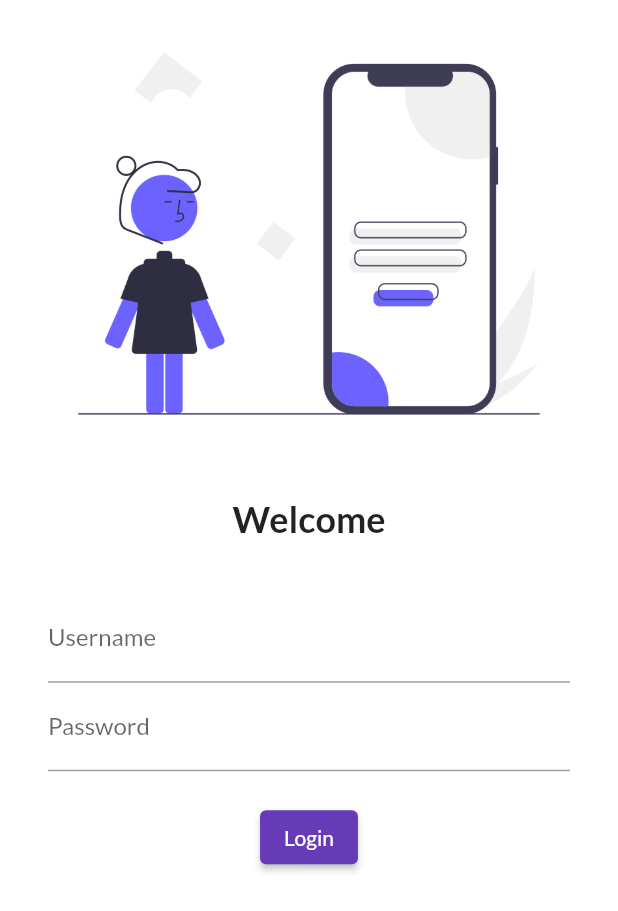
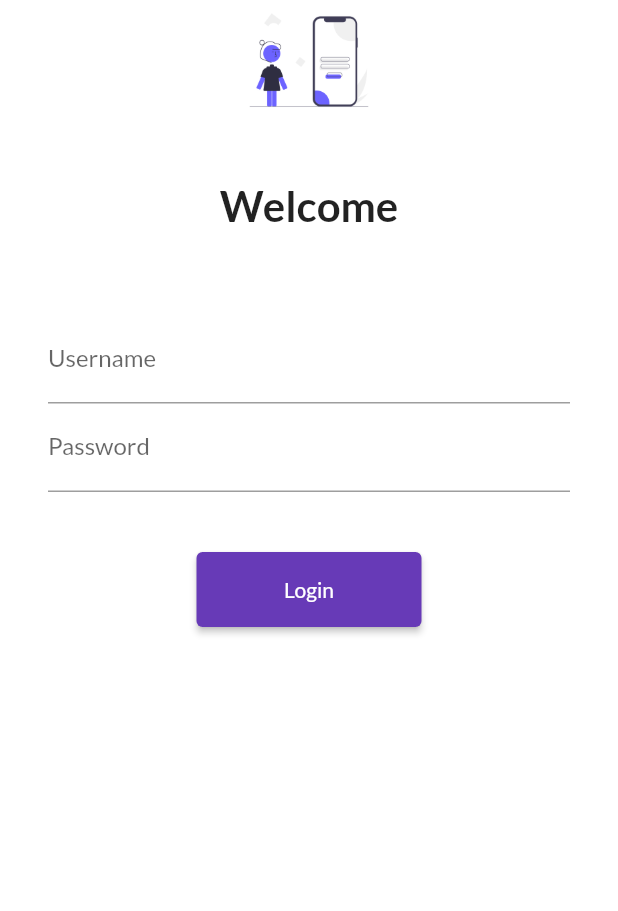
Before and after one commit to vikash232/30DaysOfFlutter, a Flutter app: the screen it shows after launch, on a phone screen of 412 x 824 dp. Shown: the top 911 px of the screen. Run offline on Flutter 3.47's test engine with Material 2 defaults, Android fonts, the phone set to English and light mode, and no system bars; our stand-ins replace google_fonts; missing offline and left inert: dart:html.

Commit message:
Day 5 Completed

```diff
--- a/lib/main.dart
+++ b/lib/main.dart
@@ -1,6 +1,7 @@
 import 'package:flutter/material.dart';
 import 'package:flutter_application_1/pages/home_page.dart';
 import 'package:flutter_application_1/pages/login_page.dart';
+import 'package:flutter_application_1/utils/routes.dart';
 import 'package:google_fonts/google_fonts.dart';
 
 void main() {
@@ -17,14 +18,15 @@ class MyApp extends StatelessWidget {
         primarySwatch: Colors.deepPurple,
         fontFamily: GoogleFonts.lato().fontFamily,
       ),
+      debugShowCheckedModeBanner: false,
       darkTheme: ThemeData(
         brightness: Brightness.dark,
       ),
       initialRoute: "/",
       routes: {
         "/": (context) => new LoginPage(),
-        "/home": (context) => HomePage(),
-        "/login": (context) => LoginPage()
+        MyRoutes.homeRoute: (context) => HomePage(),
+        MyRoutes.loginRoute: (context) => LoginPage()
       },
     );
   }
--- a/lib/pages/login_page.dart
+++ b/lib/pages/login_page.dart
@@ -1,28 +1,31 @@
 import 'package:flutter/material.dart';
+import 'package:flutter_application_1/utils/routes.dart';
 
 class LoginPage extends StatelessWidget {
   @override
   Widget build(BuildContext context) {
     return Material(
       color: Colors.white,
+      child: SingleChildScrollView(
         child: Column(
           children: [
             Image.asset(
               "assets/images/mobile.png",
               fit: BoxFit.cover,
+              height: 80.0,
             ),
             SizedBox(
-            height: 20.0,
+              height: 40.0,
             ),
             Text(
               "Welcome",
               style: TextStyle(
-              fontSize: 24,
+                fontSize: 28,
                 fontWeight: FontWeight.bold,
               ),
             ),
             SizedBox(
-            height: 20.0,
+              height: 40.0,
             ),
             Padding(
               padding:
@@ -43,20 +46,21 @@ class LoginPage extends StatelessWidget {
                     ),
                   ),
                   SizedBox(
-                  height: 20.0,
+                    height: 40.0,
                   ),
                   ElevatedButton(
                     onPressed: () {
-                    print("Hi vk");
+                      Navigator.pushNamed(context, MyRoutes.homeRoute);
                     },
                     child: Text("Login"),
-                  style: TextButton.styleFrom(),
+                    style: TextButton.styleFrom(minimumSize: Size(150, 50)),
                   ),
                 ],
               ),
             )
           ],
         ),
+      ),
     );
   }
 }
--- /dev/null
+++ b/lib/utils/routes.dart
@@ -0,0 +1,6 @@
+class MyRoutes {
+  static String loginRoute = "/login";
+  static String homeRoute = "/home";
+
+
+}
--- a/pubspec.yaml
+++ b/pubspec.yaml
@@ -42,7 +42,6 @@ flutter:
   # included with your application, so that you can use the icons in
   # the material Icons class.
   uses-material-design: true
-
   # To add assets to your application, add an assets section, like this:
   assets:
     - assets/images/
```
Lines whose indentation alone changed are shown as unchanged.
